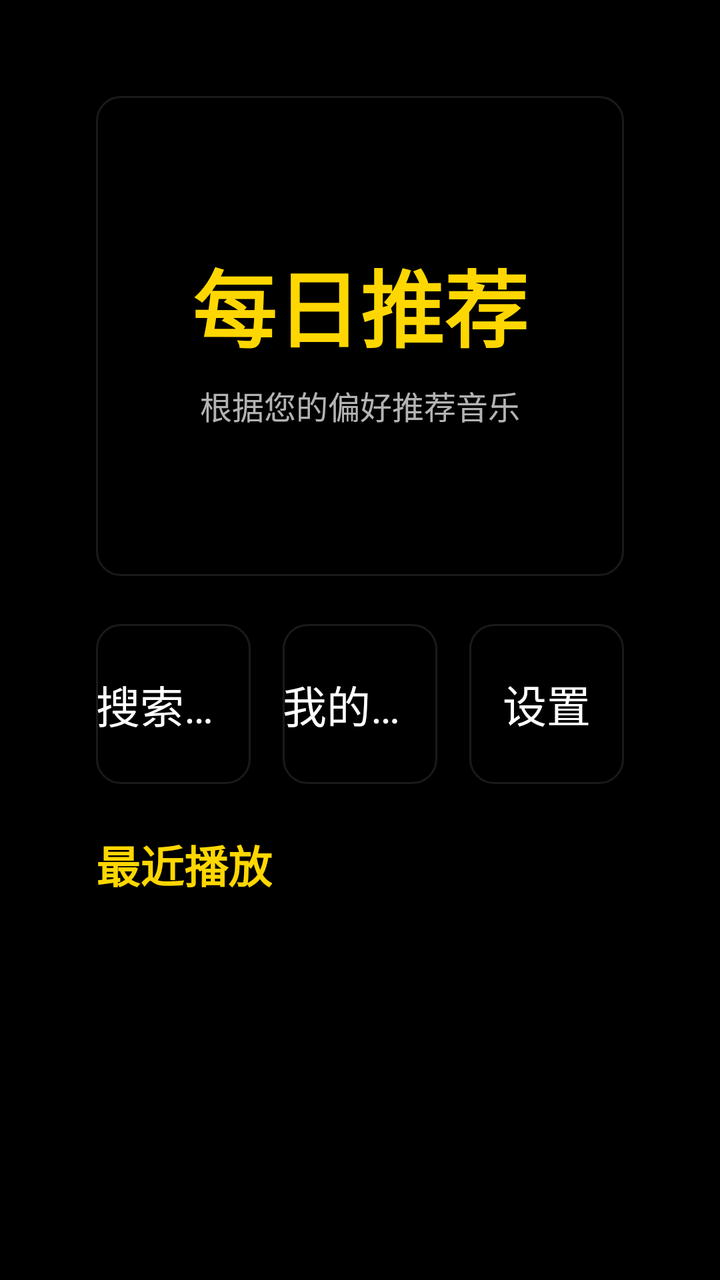
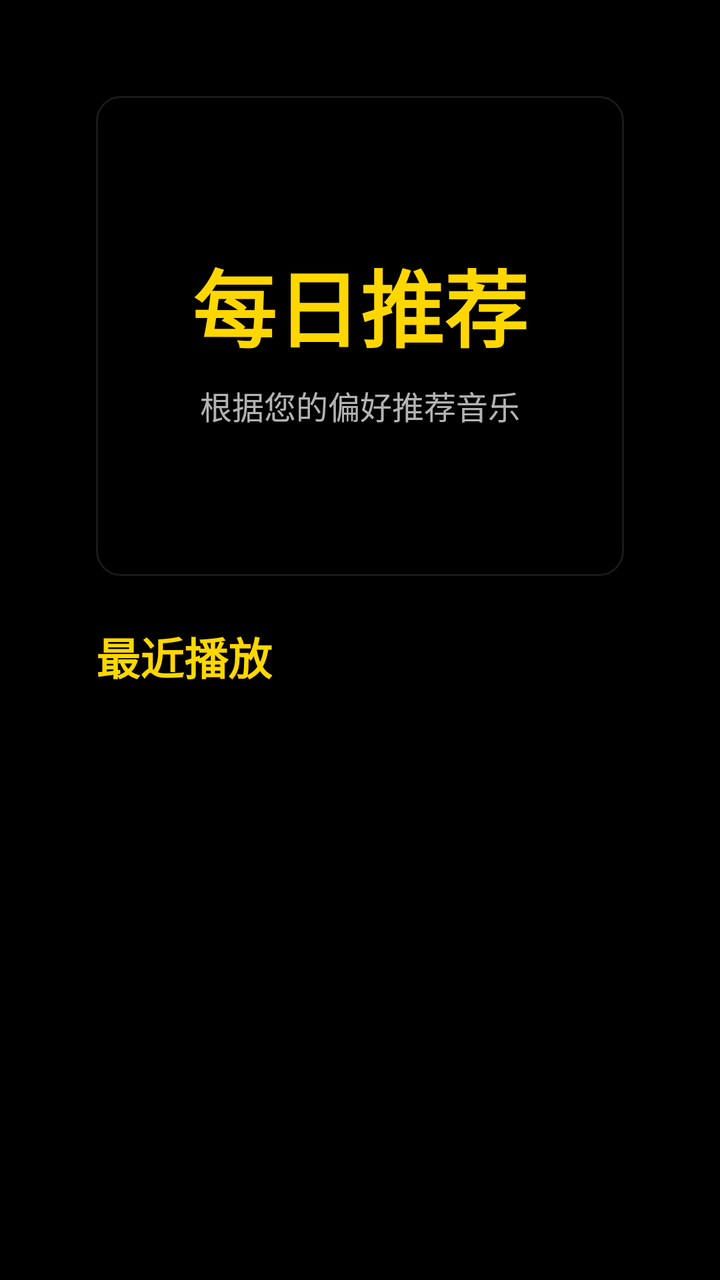

The first picture is an Android layout as it rendered before a commit; the second is the same layout after the commit. The layout source and the unified diff follow.
<!-- AndroidManifest.xml: application theme Theme.fatTV -->
<!-- res/layout/fragment_home.xml -->
<?xml version="1.0" encoding="utf-8"?>
<LinearLayout xmlns:android="http://schemas.android.com/apk/res/android"
    android:layout_width="match_parent"
    android:layout_height="match_parent"
    android:orientation="vertical"
    android:padding="@dimen/tv_safe_margin">

    
    <FrameLayout
        android:id="@+id/banner_daily"
        android:layout_width="match_parent"
        android:layout_height="240dp"
        android:layout_marginBottom="@dimen/spacing_lg"
        android:background="@drawable/card_home_focusable"
        android:focusable="true"
        android:focusableInTouchMode="true"
        android:clickable="true">

        <LinearLayout
            android:layout_width="wrap_content"
            android:layout_height="wrap_content"
            android:layout_gravity="center"
            android:orientation="vertical"
            android:gravity="center">
            <TextView
                android:layout_width="wrap_content"
                android:layout_height="wrap_content"
                android:text="\u6bcf\u65e5\u63a8\u8350"
                android:textSize="@dimen/text_display"
                android:textColor="@color/text_accent"
                android:textStyle="bold" />
            <TextView
                android:layout_width="wrap_content"
                android:layout_height="wrap_content"
                android:text="\u6839\u636e\u60a8\u7684\u504f\u597d\u63a8\u8350\u97f3\u4e50"
                android:textSize="@dimen/text_caption"
                android:textColor="@color/text_secondary"
                android:layout_marginTop="@dimen/spacing_sm" />
        </LinearLayout>
    </FrameLayout>

    
    <LinearLayout
        android:layout_width="match_parent"
        android:layout_height="wrap_content"
        android:orientation="horizontal"
        android:layout_marginBottom="@dimen/spacing_lg">

        <FrameLayout
            android:id="@+id/btn_quick_search"
            android:layout_width="0dp"
            android:layout_height="80dp"
            android:layout_weight="1"
            android:background="@drawable/card_home_focusable"
            android:focusable="true"
            android:focusableInTouchMode="true"
            android:clickable="true"
            android:layout_marginEnd="@dimen/spacing_md">
            <TextView
                android:layout_width="wrap_content"
                android:layout_height="wrap_content"
                android:layout_gravity="center"
                android:text="\u641c\u7d22\u97f3\u4e50"
                android:textSize="@dimen/text_headline"
                android:textColor="@color/text_primary" />
        </FrameLayout>

        <FrameLayout
            android:id="@+id/btn_quick_playlist"
            android:layout_width="0dp"
            android:layout_height="80dp"
            android:layout_weight="1"
            android:background="@drawable/card_home_focusable"
            android:focusable="true"
            android:focusableInTouchMode="true"
            android:clickable="true"
            android:layout_marginEnd="@dimen/spacing_md">
            <TextView
                android:layout_width="wrap_content"
                android:layout_height="wrap_content"
                android:layout_gravity="center"
                android:text="\u6211\u7684\u6b4c\u5355"
                android:textSize="@dimen/text_headline"
                android:textColor="@color/text_primary" />
        </FrameLayout>

        <FrameLayout
            android:id="@+id/btn_quick_settings"
            android:layout_width="0dp"
            android:layout_height="80dp"
            android:layout_weight="1"
            android:background="@drawable/card_home_focusable"
            android:focusable="true"
            android:focusableInTouchMode="true"
            android:clickable="true">
            <TextView
                android:layout_width="wrap_content"
                android:layout_height="wrap_content"
                android:layout_gravity="center"
                android:text="\u8bbe\u7f6e"
                android:textSize="@dimen/text_headline"
                android:textColor="@color/text_primary" />
        </FrameLayout>
    </LinearLayout>

    
    <TextView
        android:layout_width="wrap_content"
        android:layout_height="wrap_content"
        android:text="\u6700\u8fd1\u64ad\u653e"
        android:textSize="@dimen/text_headline"
        android:textColor="@color/text_accent"
        android:textStyle="bold"
        android:layout_marginBottom="@dimen/spacing_md" />

    
    <androidx.recyclerview.widget.RecyclerView
        android:id="@+id/rv_recent"
        android:layout_width="match_parent"
        android:layout_height="0dp"
        android:layout_weight="1"
        android:clipToPadding="false" />

    
    <TextView
        android:id="@+id/tv_empty_hint"
        android:layout_width="wrap_content"
        android:layout_height="wrap_content"
        android:text="\u6682\u65e0\u64ad\u653e\u8bb0\u5f55\uff0c\u8bf7\u5148\u641c\u7d22\u64ad\u653e\u97f3\u4e50"
        android:textSize="@dimen/text_body"
        android:textColor="@color/text_secondary"
        android:visibility="gone"
        android:layout_gravity="center" />

</LinearLayout>
<!-- resources referenced by this layout -->
<resources>
  <color name="text_accent">#FFD700</color>
  <color name="text_primary">#FFFFFF</color>
  <color name="text_secondary">#B3FFFFFF</color>
  <dimen name="spacing_lg">24dp</dimen>
  <dimen name="spacing_md">16dp</dimen>
  <dimen name="spacing_sm">8dp</dimen>
  <dimen name="text_body">20sp</dimen>
  <dimen name="text_caption">16sp</dimen>
  <dimen name="text_display">42sp</dimen>
  <dimen name="text_headline">22sp</dimen>
  <dimen name="tv_safe_margin">48dp</dimen>
  <!-- drawable card_home_focusable (drawable) -->
  <?xml version="1.0" encoding="utf-8"?>
  <selector xmlns:android="http://schemas.android.com/apk/res/android">
      
      <item android:state_focused="true">
          <layer-list>
              <item>
                  <shape android:shape="rectangle">
                      <solid android:color="@color/selected_bg"/>
                      <corners android:radius="@dimen/home_card_corner"/>
                      <stroke android:width="@dimen/focus_border_width" android:color="@color/focus_border"/>
                  </shape>
              </item>
              
              <item android:left="-4dp" android:right="-4dp" android:top="-4dp" android:bottom="-4dp">
                  <shape android:shape="rectangle">
                      <corners android:radius="@dimen/home_card_corner"/>
                      <stroke android:width="4dp" android:color="@color/accent_glow"/>
                  </shape>
              </item>
          </layer-list>
      </item>
      
      <item android:state_pressed="true">
          <shape android:shape="rectangle">
              <solid android:color="@color/pressed_bg"/>
              <corners android:radius="@dimen/home_card_corner"/>
          </shape>
      </item>
      
      <item>
          <shape android:shape="rectangle">
              <solid android:color="@color/bg_surface"/>
              <corners android:radius="@dimen/home_card_corner"/>
              <stroke android:width="1dp" android:color="@color/card_border"/>
          </shape>
      </item>
  </selector>
  <style name="Theme.fatTV" parent="Theme.AppCompat.NoActionBar">
          
          <item name="android:windowNoTitle">true</item>
          <item name="android:windowFullscreen">true</item>
          <item name="android:windowBackground">@color/bg_primary</item>
          
          
          <item name="android:windowIsTranslucent">false</item>
          <item name="android:windowContentOverlay">@null</item>
          
          
          <item name="android:textColorPrimary">@color/text_primary</item>
          <item name="android:textColorSecondary">@color/text_secondary</item>
          <item name="android:textColorHint">@color/text_hint</item>
          
          
          <item name="colorAccent">@color/accent</item>
          <item name="colorPrimary">@color/accent</item>
          <item name="colorPrimaryDark">@color/accent_pressed</item>
          
          
          <item name="android:editTextColor">@color/text_primary</item>
          <item name="android:textViewStyle">@style/TVTextBody</item>
      </style>
  <color name="selected_bg">#33FFD700</color>
  <dimen name="home_card_corner">12dp</dimen>
  <dimen name="focus_border_width">3dp</dimen>
  <color name="focus_border">#FFD700</color>
  <color name="accent_glow">#66FFD700</color>
  <color name="pressed_bg">#1AFFD700</color>
  <color name="bg_surface">#CC000000</color>
  <color name="card_border">#1AFFFFFF</color>
  <color name="bg_primary">#000000</color>
  <color name="text_hint">#80FFFFFF</color>
  <color name="accent">#FFD700</color>
  <color name="accent_pressed">#D4AF37</color>
  <style name="TVTextBody" parent="android:Widget.TextView">
          <item name="android:textSize">@dimen/text_body</item>
          <item name="android:textColor">@color/text_primary</item>
          <item name="android:ellipsize">end</item>
          <item name="android:maxLines">1</item>
      </style>
</resources>

<!-- the commit's change to res/layout/fragment_home.xml (unified diff, before → after) -->
@@ -40,70 +40,6 @@
     </FrameLayout>
 
     
-    <LinearLayout
-        android:layout_width="match_parent"
-        android:layout_height="wrap_content"
-        android:orientation="horizontal"
-        android:layout_marginBottom="@dimen/spacing_lg">
-
-        <FrameLayout
-            android:id="@+id/btn_quick_search"
-            android:layout_width="0dp"
-            android:layout_height="80dp"
-            android:layout_weight="1"
-            android:background="@drawable/card_home_focusable"
-            android:focusable="true"
-            android:focusableInTouchMode="true"
-            android:clickable="true"
-            android:layout_marginEnd="@dimen/spacing_md">
-            <TextView
-                android:layout_width="wrap_content"
-                android:layout_height="wrap_content"
-                android:layout_gravity="center"
-                android:text="\u641c\u7d22\u97f3\u4e50"
-                android:textSize="@dimen/text_headline"
-                android:textColor="@color/text_primary" />
-        </FrameLayout>
-
-        <FrameLayout
-            android:id="@+id/btn_quick_playlist"
-            android:layout_width="0dp"
-            android:layout_height="80dp"
-            android:layout_weight="1"
-            android:background="@drawable/card_home_focusable"
-            android:focusable="true"
-            android:focusableInTouchMode="true"
-            android:clickable="true"
-            android:layout_marginEnd="@dimen/spacing_md">
-            <TextView
-                android:layout_width="wrap_content"
-                android:layout_height="wrap_content"
-                android:layout_gravity="center"
-                android:text="\u6211\u7684\u6b4c\u5355"
-                android:textSize="@dimen/text_headline"
-                android:textColor="@color/text_primary" />
-        </FrameLayout>
-
-        <FrameLayout
-            android:id="@+id/btn_quick_settings"
-            android:layout_width="0dp"
-            android:layout_height="80dp"
-            android:layout_weight="1"
-            android:background="@drawable/card_home_focusable"
-            android:focusable="true"
-            android:focusableInTouchMode="true"
-            android:clickable="true">
-            <TextView
-                android:layout_width="wrap_content"
-                android:layout_height="wrap_content"
-                android:layout_gravity="center"
-                android:text="\u8bbe\u7f6e"
-                android:textSize="@dimen/text_headline"
-                android:textColor="@color/text_primary" />
-        </FrameLayout>
-    </LinearLayout>
-
-    
     <TextView
         android:layout_width="wrap_content"
         android:layout_height="wrap_content"
<!-- resource entries referenced after the edit -->
@@ -79,7 +79,7 @@
   <color name="focus_border">#FFD700</color>
   <color name="accent_glow">#66FFD700</color>
   <color name="pressed_bg">#1AFFD700</color>
-  <color name="bg_surface">#CC000000</color>
+  <color name="bg_surface">#44000000</color>
   <color name="card_border">#1AFFFFFF</color>
   <color name="bg_primary">#000000</color>
   <color name="text_hint">#80FFFFFF</color>
